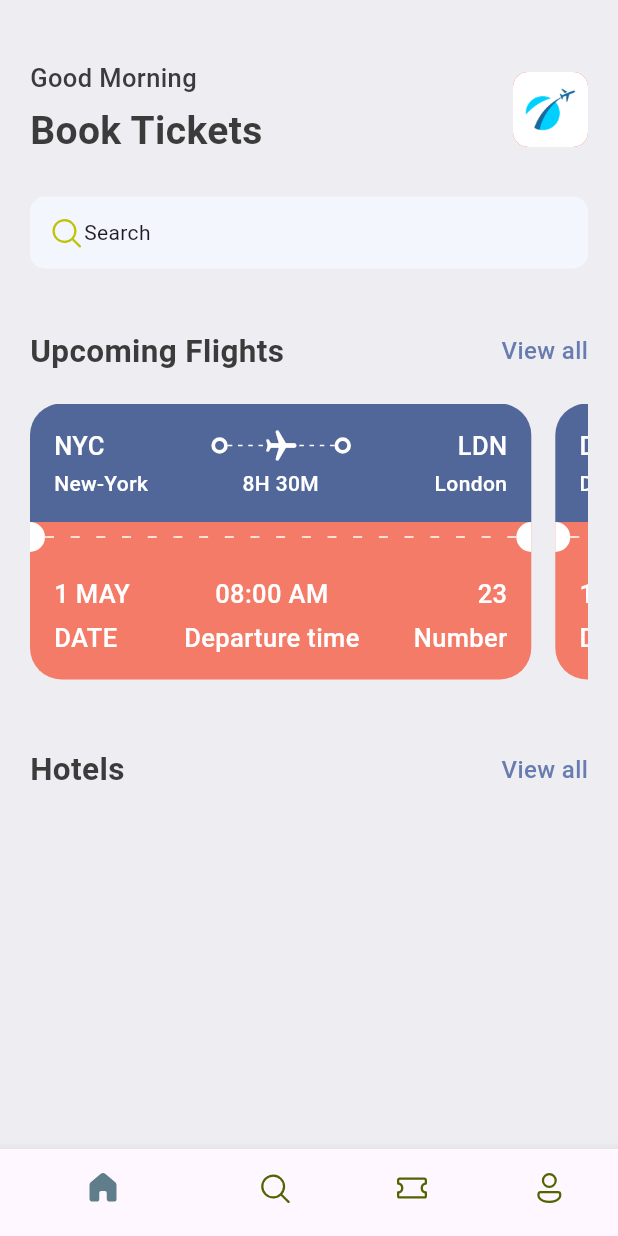
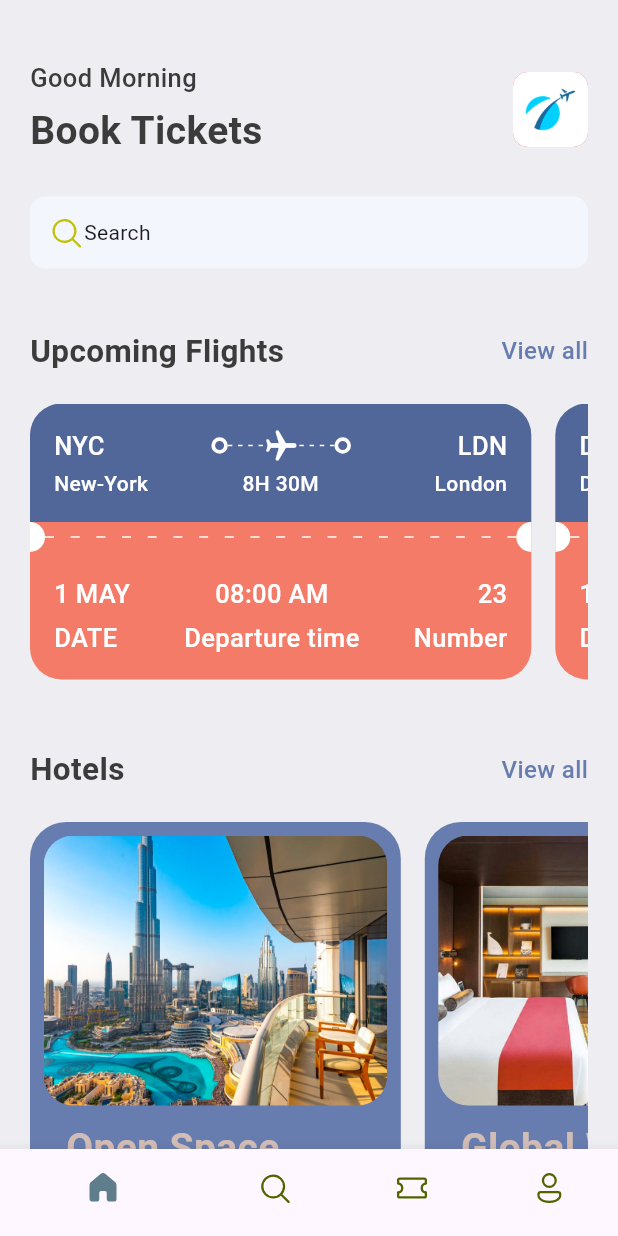
Before and after one commit to alperyun50/ticket_app, a Flutter app: the screen it shows after launch, on a phone screen of 412 x 824 dp. Run offline on Flutter 3.47's test engine with Material 3 defaults, Android fonts, the phone set to English and light mode, and no system bars; our stand-ins replace fluentui_icons.

```diff
--- a/lib/base/bottom_nav_bar.dart
+++ b/lib/base/bottom_nav_bar.dart
@@ -1,6 +1,8 @@
 import 'package:fluentui_icons/fluentui_icons.dart';
 import 'package:flutter/material.dart';
-import 'package:ticket_app/screens/home_screen.dart';
+import 'package:ticket_app/screens/home/home_screen.dart';
+import 'package:ticket_app/screens/search/search_screen.dart';
+import 'package:ticket_app/screens/ticket/ticket_screen.dart';
 
 class BottomNavBar extends StatefulWidget {
   const BottomNavBar({super.key});
@@ -13,8 +15,8 @@ class _BottomNavBarState extends State<BottomNavBar> {
 
   final appScreens = [
     const HomeScreen(),
-    const Center(child: Text("Search")),
-    const Center(child: Text("Tickets")),
+    const SearchScreen(),
+    const TicketScreen(),
     const Center(child: Text("Profile")),
   ];
 
--- a/lib/base/res/media.dart
+++ b/lib/base/res/media.dart
@@ -1,4 +1,6 @@
 class AppMedia{
   static const _baseImage = "assets/images";
   static const logo = "$_baseImage/logo.png";
+  static const hotelRoom = "$_baseImage/hotel_room.png";
+  static const planeSit = "$_baseImage/plane_sit.jpg";
 }
--- a/lib/base/res/styles/app_styles.dart
+++ b/lib/base/res/styles/app_styles.dart
@@ -9,6 +9,11 @@ class AppStyles {
   static Color textColor = const Color(0xff3b3b3b);
   static Color ticketBlue = const Color(0xFF526799);
   static Color ticketOrange = const Color(0xFFF37B67);
+  static Color kakiColor = const Color(0xFFd2bdb6);
+  static Color ticketTabColor = const Color(0xFFF4F6FD);
+  static Color planeColor = const Color(0xFFBFC2DF);
+  static Color findTicketColor = const Color(0xD91130CE);
+  static Color circleColor = const Color(0xFF189999);
 
   static TextStyle textStyle = TextStyle(
     fontSize: 16,
--- a/lib/base/utils/all_json.dart
+++ b/lib/base/utils/all_json.dart
@@ -113,6 +113,92 @@ List<Map<String, dynamic>> ticketList = [
   },
 
 ];
+
+List<Map<String, dynamic>> hotelList = [
+  {
+    'image': 'city_view.png',
+    'place': 'Open Space',
+    'destination': 'London',
+    'price': 25
+  },
+  {
+    'image': 'hotel_room.png',
+    'place': 'Global Will',
+    'destination': 'London',
+    'price': 40
+  },
+  {
+    'image': 'pool_view.png',
+    'place': 'Tallest Building',
+    'destination': 'Dubai',
+    'price': 68
+  },
+
+  {
+    'image': 'city_view_1.png',
+    'place': 'Open Space',
+    'destination': 'London',
+    'price': 25
+  },
+  {
+    'image': 'hotel_room_1.png',
+    'place': 'Global Will',
+    'destination': 'London',
+    'price': 40
+  },
+  {
+    'image': 'pool_view_1.png',
+    'place': 'Tallest Building',
+    'destination': 'Dubai',
+    'price': 68
+  },
+
+  {
+    'image': 'city_view_2.png',
+    'place': 'Open Space',
+    'destination': 'London',
+    'price': 25
+  },
+  {
+    'image': 'hotel_room_2.png',
+    'place': 'Global Will',
+    'destination': 'London',
+    'price': 40
+  },
+  {
+    'image': 'pool_view_2.png',
+    'place': 'Tallest Building',
+    'destination': 'Dubai',
+    'price': 68
+  },
+
+  {
+    'image': 'city_view_3.png',
+    'place': 'Open Space',
+    'destination': 'London',
+    'price': 25
+  },
+  {
+    'image': 'hotel_room_3.png',
+    'place': 'Global Will',
+    'destination': 'London',
+    'price': 40
+  },
+  {
+    'image': 'pool_view_3.png',
+    'place': 'Tallest Building',
+    'destination': 'Dubai',
+    'price': 68
+  },
+
+  {
+    'image': 'hotel_room_4.png',
+    'place': 'Global Will',
+    'destination': 'London',
+    'price': 40
+  },
+];
+
 class AppRoutes{
 
   static const homePage = "/";
--- a/lib/base/widgets/app_double_text.dart
+++ b/lib/base/widgets/app_double_text.dart
@@ -1,7 +1,7 @@
 import 'package:flutter/material.dart';
 import 'package:ticket_app/base/res/styles/app_styles.dart';
 import 'package:ticket_app/base/utils/all_json.dart';
-import 'package:ticket_app/screens/all_tickets.dart';
+import 'package:ticket_app/screens/home/all_tickets.dart';
 
 class AppDoubleText extends StatelessWidget {
 
--- a/lib/main.dart
+++ b/lib/main.dart
@@ -1,6 +1,6 @@
 import 'package:flutter/material.dart';
 import 'package:ticket_app/base/bottom_nav_bar.dart';
-import 'package:ticket_app/screens/all_tickets.dart';
+import 'package:ticket_app/screens/home/all_tickets.dart';
 
 void main() {
   runApp(const MyApp());
--- a/lib/screens/home_screen.dart
+++ b/lib/screens/home/home_screen.dart
@@ -1,10 +1,12 @@
 import 'package:fluentui_icons/fluentui_icons.dart';
 import 'package:flutter/material.dart';
+import 'package:flutter/rendering.dart';
 import 'package:ticket_app/base/res/media.dart';
 import 'package:ticket_app/base/res/styles/app_styles.dart';
 import 'package:ticket_app/base/utils/all_json.dart';
 import 'package:ticket_app/base/widgets/app_double_text.dart';
 import 'package:ticket_app/base/widgets/ticket_view.dart';
+import 'package:ticket_app/screens/home/widgets/hotel.dart';
 
 class HomeScreen extends StatelessWidget {
   const HomeScreen({super.key});
@@ -21,6 +23,7 @@ class HomeScreen extends StatelessWidget {
             //color: Colors.blue,
             padding: const EdgeInsets.symmetric(horizontal: 20),
             child: Column(
+              crossAxisAlignment: CrossAxisAlignment.start,
             children: [
               Row(
                 mainAxisAlignment: MainAxisAlignment.spaceBetween,
@@ -89,6 +92,14 @@ class HomeScreen extends StatelessWidget {
                 smallText: "View all",
                 func: () => Navigator.pushNamed(context, AppRoutes.allHotels),
               ),
+              SizedBox(height: 20,),
+              SingleChildScrollView(
+                scrollDirection: Axis.horizontal,
+                child: Row(
+                  children: hotelList.take(2).map((singleHotel) =>
+                         Hotel(hotel: singleHotel)).toList(),
+                ),
+              )
             ],
             ),
           ),
--- /dev/null
+++ b/lib/screens/home/widgets/hotel.dart
@@ -0,0 +1,73 @@
+import 'package:flutter/material.dart';
+import 'package:ticket_app/base/res/media.dart';
+import 'package:ticket_app/base/res/styles/app_styles.dart';
+
+class Hotel extends StatelessWidget {
+  final Map<String, dynamic> hotel;
+
+  const Hotel({super.key, required this.hotel});
+
+  @override
+  Widget build(BuildContext context) {
+    final size = MediaQuery.of(context).size;
+
+    return Container(
+      padding: EdgeInsets.all(9),
+      width: size.width * 0.6,
+      height: 350,
+      margin: EdgeInsets.only(right: 16),
+      decoration: BoxDecoration(
+        color: AppStyles.primaryColor,
+        borderRadius: BorderRadius.circular(24),
+      ),
+      child: Column(
+        crossAxisAlignment: CrossAxisAlignment.start,
+        children: [
+          Container(
+            height: 180,
+            decoration: BoxDecoration(
+              color: AppStyles.primaryColor,
+              borderRadius: BorderRadius.circular(20),
+              image: DecorationImage(
+                fit: BoxFit.cover,
+                image: AssetImage(
+                  "assets/images/${hotel['image']}",
+                ),
+              ),
+            ),
+          ),
+          SizedBox(height: 10),
+          Padding(
+            padding: EdgeInsets.only(left: 15),
+            child: Text(
+              hotel["place"],
+              style: AppStyles.headLineStyle1.copyWith(
+                color: AppStyles.kakiColor,
+              ),
+            ),
+          ),
+          SizedBox(height: 5,),
+          Padding(
+            padding: EdgeInsets.only(left: 15),
+            child: Text(
+              hotel["destination"],
+              style: AppStyles.headLineStyle3.copyWith(
+                color: Colors.white,
+              ),
+            ),
+          ),
+          SizedBox(height: 5,),
+          Padding(
+            padding: EdgeInsets.only(left: 15),
+            child: Text(
+              "\$${hotel["price"].toString()}/night",
+              style: AppStyles.headLineStyle1.copyWith(
+                color: AppStyles.kakiColor,
+              ),
+            ),
+          ),
+        ],
+      ),
+    );
+  }
+}
```
Also changed, not shown: lib/screens/search/search_screen.dart (added, +48 -0 lines), lib/screens/search/widgets/app_text_icon.dart (added, +34 -0 lines), lib/screens/search/widgets/app_ticket_tabs.dart (added, +51 -0 lines), lib/screens/search/widgets/find_tickets.dart (added, +25 -0 lines), lib/screens/search/widgets/ticket_promotion.dart (added, +126 -0 lines), lib/screens/ticket/ticket_screen.dart (added, +12 -0 lines), assets/images/hotel_room_2.png (renamed from assets/images/hotel_room_view_1.png), assets/images/hotel_room_3.png (renamed from assets/images/hotel_room_view_2.png), assets/images/hotel_room_4.png (renamed from assets/images/hotel_room_view_3.png), flutter_04.png (added), lib/screens/home/all_tickets.dart (renamed from lib/screens/all_tickets.dart).
